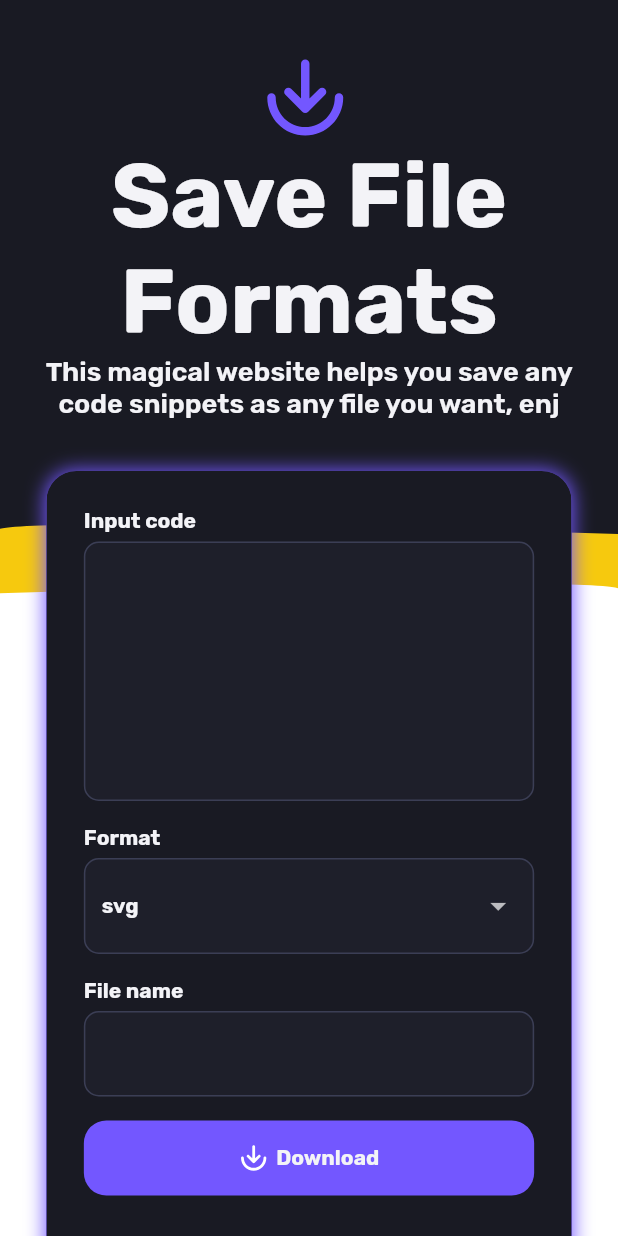
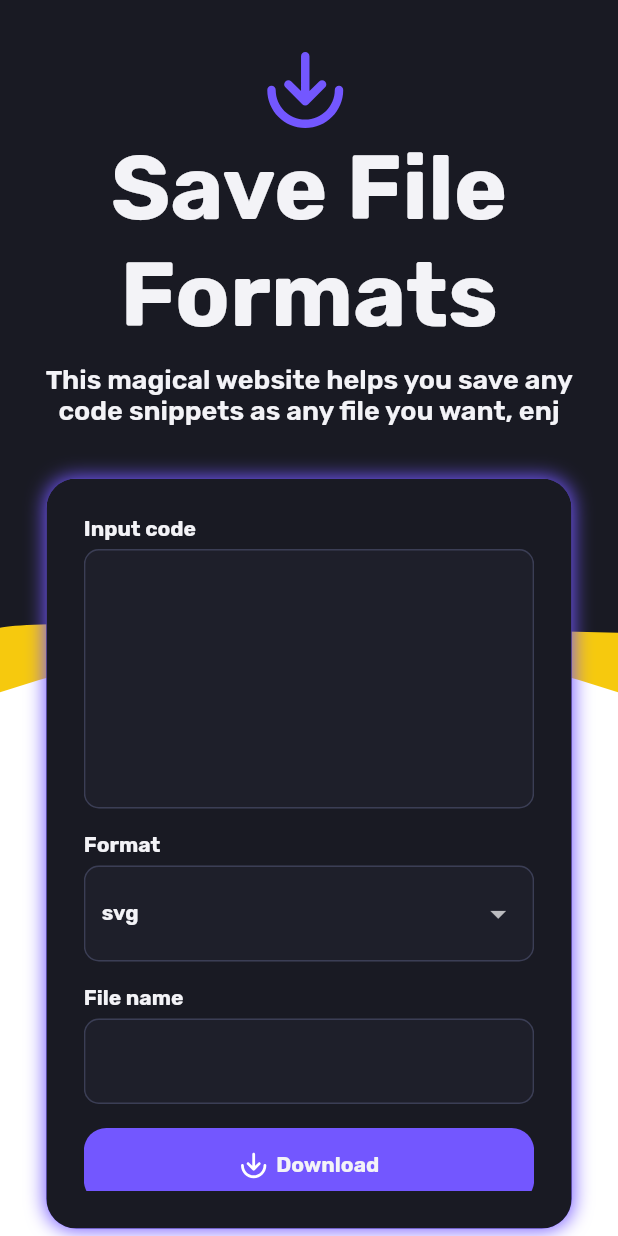
Before and after one commit to nguyenletrongnhanofficial/save_file_formats, a Flutter app: the screen it shows after launch, on a phone screen of 412 x 824 dp. Run offline on Flutter 3.47's test engine with Material 2 defaults, Android fonts, the phone set to English and light mode, and no system bars; drawn by our look-alikes of flutter_animate; our stand-ins replace flutter_svg; missing offline and left inert: dart:html.

Commit message:
done all!!!

```diff
--- a/lib/animations/type_writer_effect.dart
+++ b/lib/animations/type_writer_effect.dart
@@ -1,7 +1,5 @@
 import 'dart:async';
-
 import 'package:flutter/material.dart';
-
 import '../values/app_color.dart';
 
 class TypeWriterTextEffect extends StatefulWidget {
--- a/lib/pages/home_page.dart
+++ b/lib/pages/home_page.dart
@@ -1,10 +1,11 @@
 import 'package:flutter/material.dart';
 import 'package:flutter_svg/flutter_svg.dart';
-import 'package:save_file_formats/widgets/input_widget.dart';
 import 'package:url_launcher/url_launcher.dart';
 import '../animations/type_writer_effect.dart';
 import '../values/app_color.dart';
 import '../animations/draw_clip.dart';
+import '../widgets/heading_view.dart';
+import '../widgets/input_widget.dart';
 
 class HomePage extends StatefulWidget {
   const HomePage({super.key});
@@ -37,7 +38,7 @@ class _HomePageState extends State<HomePage>
 
   @override
   Widget build(BuildContext context) {
-    final Size size = MediaQuery.sizeOf(context);
+    final Size size = MediaQuery.of(context).size;
     return Scaffold(
       body: Stack(
         alignment: Alignment.center,
@@ -53,7 +54,7 @@ class _HomePageState extends State<HomePage>
                   child: ClipPath(
                     clipper: DrawClip(_controller.value),
                     child: Container(
-                    height: size.height * 0.71,
+                      height: size.height * 0.61,
                       decoration: const BoxDecoration(color: AppColor.yellow),
                     ),
                   ),
@@ -61,71 +62,66 @@ class _HomePageState extends State<HomePage>
               );
             },
           ),
-        AnimatedBuilder(
-          animation: _controller,
-          builder: (BuildContext context, Widget? child) {
+          buildBackground(size),
+          SingleChildScrollView(
+            physics: const BouncingScrollPhysics(),
+            child: Column(
+              mainAxisAlignment: MainAxisAlignment.center,
+              children: [
+                buildHeading(size),
+                buildInputWidget(size),
+                buildFooter(),
+              ],
+            ),
+          ),
+        ],
+      ),
+    );
+  }
+
+  Widget buildBackground(Size size) {
     return Align(
       alignment: Alignment.bottomCenter,
       child: ClipPath(
         clipper: DrawClip(_controller.value),
         child: Container(
-                  height: size.height * 0.65,
+          height: size.height * 0.55,
           decoration: const BoxDecoration(
             gradient: LinearGradient(
               begin: Alignment.bottomLeft,
               end: Alignment.topRight,
-                        colors: [
-                          Colors.white,
-                          Colors.white,
-                        ]),
+              colors: [Colors.white, Colors.white],
+            ),
           ),
         ),
       ),
     );
-          },
-        ),
-        SingleChildScrollView(
-          physics: const BouncingScrollPhysics(),
-          child: Column(
-            mainAxisAlignment: MainAxisAlignment.center,
-            children: [
-              Padding(
-                padding: const EdgeInsets.fromLTRB(10, 35, 10, 35),
+  }
+
+  Widget buildHeading(Size size) {
+    return const Padding(
+      padding: const EdgeInsets.fromLTRB(10, 20, 10, 35),
       child: Column(
         children: [
-                    Wrap(
-                      alignment: WrapAlignment.center,
-                      children: [
-                        SvgPicture.asset(
-                          "assets/svgs/download.svg",
-                          color: AppColor.botton,
-                          height: 60,
-                        ),
-                        const SizedBox(
-                          width: 5,
-                        ),
-                        const Text(
-                          "Save File Formats",
-                          style: TextStyle(
-                            fontSize: 60,
-                            fontFamily: 'Rubik-Bold',
-                            color: AppColor.whiteText,
-                          ),
-                          textAlign: TextAlign.center,
-                        ),
-                      ],
-                    ),
-                    const TypeWriterTextEffect(
+          HeadingView(),
+          TypeWriterTextEffect(
             text:
                 'This magical website helps you save any code snippets as any file you want, enjoy it😇',
           ),
         ],
       ),
+    );
+  }
+
+  Widget buildInputWidget(Size size) {
+    return Container(
+      height: size.height * 0.68,
+      width: size.width * 0.85,
+      constraints: const BoxConstraints(
+        maxWidth: 700,
+        maxHeight: 500,
+        minHeight: 490,
       ),
-              Container(
-                  height: size.height * 0.7,
-                  width: size.width * 0.85,
-                  constraints: const BoxConstraints(maxWidth: 700),
       decoration: BoxDecoration(
         color: AppColor.botton,
         borderRadius: BorderRadius.circular(20),
@@ -135,43 +131,41 @@ class _HomePageState extends State<HomePage>
             spreadRadius: 0.5,
             blurRadius: 10,
           ),
-                      ]),
+        ],
+      ),
       child: ClipRRect(
         borderRadius: BorderRadius.circular(20),
-                      child: InputWidget())),
-              Padding(
+        child: InputWidget(),
+      ),
+    );
+  }
+
+  Widget buildFooter() {
+    return Padding(
       padding: const EdgeInsets.all(15.0),
       child: Row(
         mainAxisAlignment: MainAxisAlignment.center,
         children: [
           InkWell(
-                      onTap: () {
-                        launchUrl(Uri.parse(
-                            'https://www.facebook.com/nguyenletrongnhanofficial'));
-                      },
+            onTap: () => launchUrl(Uri.parse(
+                'https://www.facebook.com/nguyenletrongnhanofficial')),
             child: SvgPicture.asset(
               "assets/svgs/facebook.svg",
               color: AppColor.blackBackground,
               height: 25,
             ),
           ),
-                    const SizedBox(
-                      width: 5,
-                    ),
+          const SizedBox(width: 5),
           InkWell(
-                      onTap: () {
-                        launchUrl(Uri.parse(
-                            'https://github.com/nguyenletrongnhanofficial/save_file_formats'));
-                      },
+            onTap: () => launchUrl(Uri.parse(
+                'https://github.com/nguyenletrongnhanofficial/save_file_formats')),
             child: SvgPicture.asset(
               "assets/svgs/github.svg",
               color: AppColor.blackBackground,
               height: 25,
             ),
           ),
-                    const SizedBox(
-                      width: 5,
-                    ),
+          const SizedBox(width: 5),
           const Text(
             "Made by NGUYEN LE TRONG NHAN",
             style: TextStyle(
@@ -182,11 +176,6 @@ class _HomePageState extends State<HomePage>
           ),
         ],
       ),
-              ),
-            ],
-          ),
-        )
-      ],
-    ));
+    );
   }
 }
--- /dev/null
+++ b/lib/widgets/heading_view.dart
@@ -0,0 +1,55 @@
+import 'package:flutter/material.dart';
+import 'package:flutter_animate/flutter_animate.dart';
+import 'package:flutter_svg/svg.dart';
+import '../values/app_color.dart';
+
+class HeadingView extends StatelessWidget {
+  const HeadingView({Key? key}) : super(key: key);
+
+  @override
+  Widget build(BuildContext context) {
+    Widget title = Wrap(
+      alignment: WrapAlignment.center,
+      children: [
+        SvgPicture.asset(
+          "assets/svgs/download.svg",
+          color: AppColor.botton,
+          height: 60,
+        ),
+        const SizedBox(
+          width: 5,
+        ),
+        const Text(
+          'Save File Formats',
+          style: TextStyle(
+            fontSize: 60,
+            fontFamily: 'Rubik-Bold',
+            color: AppColor.whiteText,
+          ),
+          textAlign: TextAlign.center,
+        ),
+      ],
+    );
+
+    title = title.animate(adapter: ValueAdapter(0.5)).shimmer(
+      colors: [
+        Colors.white,
+        const Color(0xFF45FFCA),
+        const Color(0xFFFEFFAC),
+        const Color(0xFFFFB6D9),
+        const Color(0xFFD67BFF),
+      ],
+    );
+
+    title = title
+        .animate(onPlay: (controller) => controller.repeat(reverse: true))
+        .saturate(delay: 2.seconds, duration: 3.seconds)
+        .then()
+        .tint(color: const Color(0xFF80DDFF))
+        .then()
+        .blurXY(end: 24)
+        .fadeOut();
+
+    return Padding(padding: const EdgeInsets.all(10), child: title);
+  }
+}
--- a/lib/widgets/input_widget.dart
+++ b/lib/widgets/input_widget.dart
@@ -13,7 +13,7 @@ class _InputWidgetState extends State<InputWidget>
   TextEditingController formatController = TextEditingController();
   String saveFormat = "svg";
   String? customFormat;
-  late String defaultFileName;
+  String defaultFileName = "";
 
   @override
   void initState() {
@@ -23,65 +23,63 @@ class _InputWidgetState extends State<InputWidget>
 
   String _getDefaultFileName() {
     DateTime now = DateTime.now();
-    String fileName =
-        '${now.second}_${now.minute}_${now.hour}_${now.month}_${now.year}';
-    return fileName;
+    return '${now.second}_${now.minute}_${now.hour}_${now.month}_${now.year}';
   }
+
+  InputDecoration buildInputDecoration() {
+    return InputDecoration(
+      fillColor: AppColor.blackBackgroundText,
+      filled: true,
+      enabledBorder: OutlineInputBorder(
+        borderSide: const BorderSide(color: AppColor.whiteBorder),
+        borderRadius: BorderRadius.circular(10.0),
+      ),
+      focusedBorder: OutlineInputBorder(
+        borderSide: const BorderSide(color: AppColor.whiteBorder),
+        borderRadius: BorderRadius.circular(10.0),
+      ),
+    );
+  }
+
+  TextStyle commonTextStyle = const TextStyle(
+    fontSize: 14,
+    fontFamily: 'Rubik-Bold',
+    color: AppColor.whiteText,
+  );
 
   void saveToFile(String text, String format, String fileName) {
     final textBlob = Blob([text]);
     final url = Url.createObjectUrlFromBlob(textBlob);
-    final anchorElement = AnchorElement()
-      ..href = url
+    final anchorElement = AnchorElement(href: url)
       ..download = '$fileName.$format';
 
     anchorElement.click();
-
-    ScaffoldMessenger.of(context).showSnackBar(
-      const SnackBar(
-        content: Text(
-          'Saved file successfully!',
-          style: TextStyle(
-            fontSize: 15,
-            fontFamily: 'Rubik-Bold',
-            color: Colors.green,
-          ),
-        ),
-      ),
+    _showSnackBar(
+      'Saved file successfully!',
+      Colors.green,
     );
   }
 
   void handleDownload() {
     String format = formatController.text.trim();
+    String fileFormat = saveFormat == "Custom" ? customFormat! : saveFormat;
 
-    if (saveFormat == "svg") {
-      String removedText = format.replaceAll(
-          'font-family="none" font-weight="none" font-size="none" text-anchor="none"',
-          '');
-
-      if (removedText.isNotEmpty) {
-        saveToFile(removedText, saveFormat, defaultFileName);
-      } else {
-        _showErrorSnackBar('Please Input Code!');
-      }
+    if (format.isNotEmpty) {
+      saveToFile(format, fileFormat, defaultFileName);
     } else {
-      if (format.isNotEmpty) {
-        saveToFile(format, saveFormat, defaultFileName);
-      } else {
-        _showErrorSnackBar('Please Input Code!');
-      }
+      _showSnackBar('Please Input Code!', Colors.red);
     }
   }
 
-  void _showErrorSnackBar(String message) {
+  void _showSnackBar(String message, Color color) {
     ScaffoldMessenger.of(context).showSnackBar(
       SnackBar(
         content: Text(
           message,
-          style: const TextStyle(
+          style: TextStyle(
             fontSize: 15,
             fontFamily: 'Rubik-Bold',
-            color: Colors.red,
+            color: color,
           ),
         ),
       ),
@@ -107,38 +105,19 @@ class _InputWidgetState extends State<InputWidget>
                   color: AppColor.whiteText,
                 ),
               ),
-              const SizedBox(
-                height: 5,
-              ),
+              const SizedBox(height: 5),
               TextField(
                 controller: formatController,
                 maxLines: 10,
                 minLines: 7,
-                decoration: InputDecoration(
-                  fillColor: AppColor.blackBackgroundText,
-                  filled: true,
-                  enabledBorder: OutlineInputBorder(
-                    borderSide: const BorderSide(color: AppColor.whiteBorder),
-                    borderRadius: BorderRadius.circular(10.0),
-                  ),
-                  focusedBorder: OutlineInputBorder(
-                    borderSide: const BorderSide(color: AppColor.whiteBorder),
-                    borderRadius: BorderRadius.circular(10.0),
-                  ),
-                ),
+                decoration: buildInputDecoration(),
               ),
               const SizedBox(height: 16.0),
-              const Text(
+              Text(
                 "Format",
-                style: TextStyle(
-                  fontSize: 14,
-                  fontFamily: 'Rubik-Bold',
-                  color: AppColor.whiteText,
-                ),
+                style: commonTextStyle,
               ),
-              const SizedBox(
-                height: 5,
-              ),
+              const SizedBox(height: 5),
               DropdownButtonFormField(
                 value: saveFormat,
                 onChanged: (String? newValue) {
@@ -156,31 +135,12 @@ class _InputWidgetState extends State<InputWidget>
                     value: value,
                     child: Text(
                       value,
-                      style: const TextStyle(
-                        fontSize: 14,
-                        fontFamily: 'Rubik-Bold',
-                        color: AppColor.whiteText,
-                      ),
+                      style: commonTextStyle,
                     ),
                   );
                 }).toList(),
-                style: const TextStyle(
-                  fontSize: 14,
-                  fontFamily: 'Rubik-Bold',
-                  color: AppColor.whiteText,
-                ),
-                decoration: InputDecoration(
-                  fillColor: AppColor.blackBackgroundText,
-                  filled: true,
-                  enabledBorder: OutlineInputBorder(
-                    borderSide: const BorderSide(color: AppColor.whiteBorder),
-                    borderRadius: BorderRadius.circular(10.0),
-                  ),
-                  focusedBorder: OutlineInputBorder(
-                    borderSide: const BorderSide(color: AppColor.whiteBorder),
-                    borderRadius: BorderRadius.circular(10.0),
-                  ),
-                ),
+                style: commonTextStyle,
+                decoration: buildInputDecoration(),
                 dropdownColor: AppColor.blackBackgroundText,
               ),
               if (saveFormat == "Custom")
@@ -193,61 +153,23 @@ class _InputWidgetState extends State<InputWidget>
                           customFormat = value;
                         });
                       },
-                      style: const TextStyle(
-                        fontSize: 14,
-                        fontFamily: 'Rubik-Bold',
-                        color: AppColor.whiteText,
-                      ),
-                      decoration: InputDecoration(
-                        fillColor: AppColor.blackBackgroundText,
-                        filled: true,
-                        enabledBorder: OutlineInputBorder(
-                          borderSide:
-                              const BorderSide(color: AppColor.whiteBorder),
-                          borderRadius: BorderRadius.circular(10.0),
-                        ),
-                        focusedBorder: OutlineInputBorder(
-                          borderSide:
-                              const BorderSide(color: AppColor.whiteBorder),
-                          borderRadius: BorderRadius.circular(10.0),
-                        ),
-                      ),
+                      style: commonTextStyle,
+                      decoration: buildInputDecoration(),
                     ),
                   ],
                 ),
               const SizedBox(height: 16.0),
-              const Text(
+              Text(
                 "File name",
-                style: TextStyle(
-                  fontSize: 14,
-                  fontFamily: 'Rubik-Bold',
-                  color: AppColor.whiteText,
-                ),
+                style: commonTextStyle,
               ),
-              const SizedBox(
-                height: 5,
-              ),
+              const SizedBox(height: 5),
               TextField(
                 onChanged: (String value) {
                   defaultFileName = value;
                 },
-                style: const TextStyle(
-                  fontSize: 14,
-                  fontFamily: 'Rubik-Bold',
-                  color: AppColor.whiteText,
-                ),
-                decoration: InputDecoration(
-                  fillColor: AppColor.blackBackgroundText,
-                  filled: true,
-                  enabledBorder: OutlineInputBorder(
-                    borderSide: const BorderSide(color: AppColor.whiteBorder),
-                    borderRadius: BorderRadius.circular(10.0),
-                  ),
-                  focusedBorder: OutlineInputBorder(
-                    borderSide: const BorderSide(color: AppColor.whiteBorder),
-                    borderRadius: BorderRadius.circular(10.0),
-                  ),
-                ),
+                style: commonTextStyle,
+                decoration: buildInputDecoration(),
               ),
               const SizedBox(height: 16.0),
               InkWell(
@@ -265,18 +187,18 @@ class _InputWidgetState extends State<InputWidget>
                         'assets/svgs/download.svg',
                         height: 20,
                       ),
-                      const SizedBox(
-                        width: 5,
+                      const SizedBox(width: 5),
+                      const Text(
+                        'Download',
+                        style: TextStyle(
+                          color: AppColor.whiteText,
+                          fontFamily: 'Rubik-Bold',
+                        ),
                       ),
-                      const Text('Download',
-                          style: TextStyle(
-                            color: AppColor.whiteText,
-                            fontFamily: 'Rubik-Bold',
-                          )),
                     ],
                   ),
                 ),
-              )
+              ),
             ],
           ),
         ),
--- a/pubspec.yaml
+++ b/pubspec.yaml
@@ -10,6 +10,7 @@ dependencies:
   file_picker: ^5.5.0
   flutter:
     sdk: flutter
+  flutter_animate: ^4.2.0+1
   flutter_svg: ^2.0.7
   url_launcher: ^6.1.14
 
```
Also changed, not shown: pubspec.lock. Lines whose indentation alone changed are shown as unchanged.
